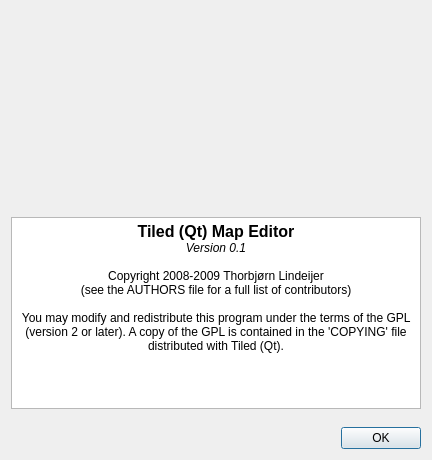
Above: src/aboutdialog.ui from mapeditor/tiled before the change. Below: the same form after it.
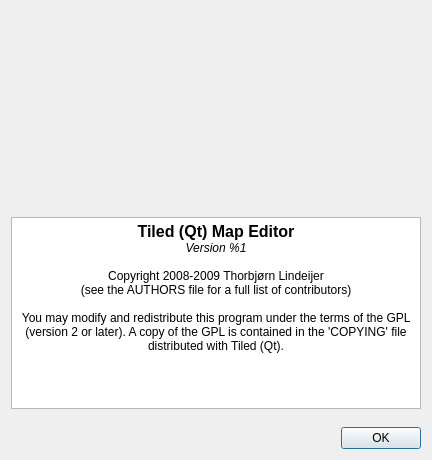
That is the form after the change. Icons and pictures are not drawn.

Commit message: Specified the version in a single place and raised it to 0.2.0

```diff
--- a/src/aboutdialog.ui
+++ b/src/aboutdialog.ui
@@ -71,7 +71,7 @@
 p, li { white-space: pre-wrap; }
 &lt;/style&gt;&lt;/head&gt;&lt;body style=&quot; font-family:'Sans'; font-size:8pt; font-weight:400; font-style:normal;&quot;&gt;
 &lt;p align=&quot;center&quot; style=&quot; margin-top:0px; margin-bottom:0px; margin-left:0px; margin-right:0px; -qt-block-indent:0; text-indent:0px;&quot;&gt;&lt;span style=&quot; font-family:'DejaVu Sans'; font-size:12pt; font-weight:600;&quot;&gt;Tiled (Qt) Map Editor&lt;/span&gt;&lt;/p&gt;
-&lt;p align=&quot;center&quot; style=&quot; margin-top:0px; margin-bottom:0px; margin-left:0px; margin-right:0px; -qt-block-indent:0; text-indent:0px;&quot;&gt;&lt;span style=&quot; font-family:'DejaVu Sans'; font-size:9pt; font-style:italic;&quot;&gt;Version 0.1&lt;/span&gt;&lt;/p&gt;
+&lt;p align=&quot;center&quot; style=&quot; margin-top:0px; margin-bottom:0px; margin-left:0px; margin-right:0px; -qt-block-indent:0; text-indent:0px;&quot;&gt;&lt;span style=&quot; font-family:'DejaVu Sans'; font-size:9pt; font-style:italic;&quot;&gt;Version %1&lt;/span&gt;&lt;/p&gt;
 &lt;p align=&quot;center&quot; style=&quot;-qt-paragraph-type:empty; margin-top:0px; margin-bottom:0px; margin-left:0px; margin-right:0px; -qt-block-indent:0; text-indent:0px; font-family:'DejaVu Sans'; font-size:9pt;&quot;&gt;&lt;/p&gt;
 &lt;p align=&quot;center&quot; style=&quot; margin-top:0px; margin-bottom:0px; margin-left:0px; margin-right:0px; -qt-block-indent:0; text-indent:0px;&quot;&gt;&lt;span style=&quot; font-family:'DejaVu Sans'; font-size:9pt;&quot;&gt;Copyright 2008-2009 Thorbjørn Lindeijer&lt;/span&gt;&lt;/p&gt;
 &lt;p align=&quot;center&quot; style=&quot; margin-top:0px; margin-bottom:0px; margin-left:0px; margin-right:0px; -qt-block-indent:0; text-indent:0px;&quot;&gt;&lt;span style=&quot; font-family:'DejaVu Sans'; font-size:9pt;&quot;&gt;(see the AUTHORS file for a full list of contributors)&lt;/span&gt;&lt;/p&gt;
```
The commit also changes 2 other files.
